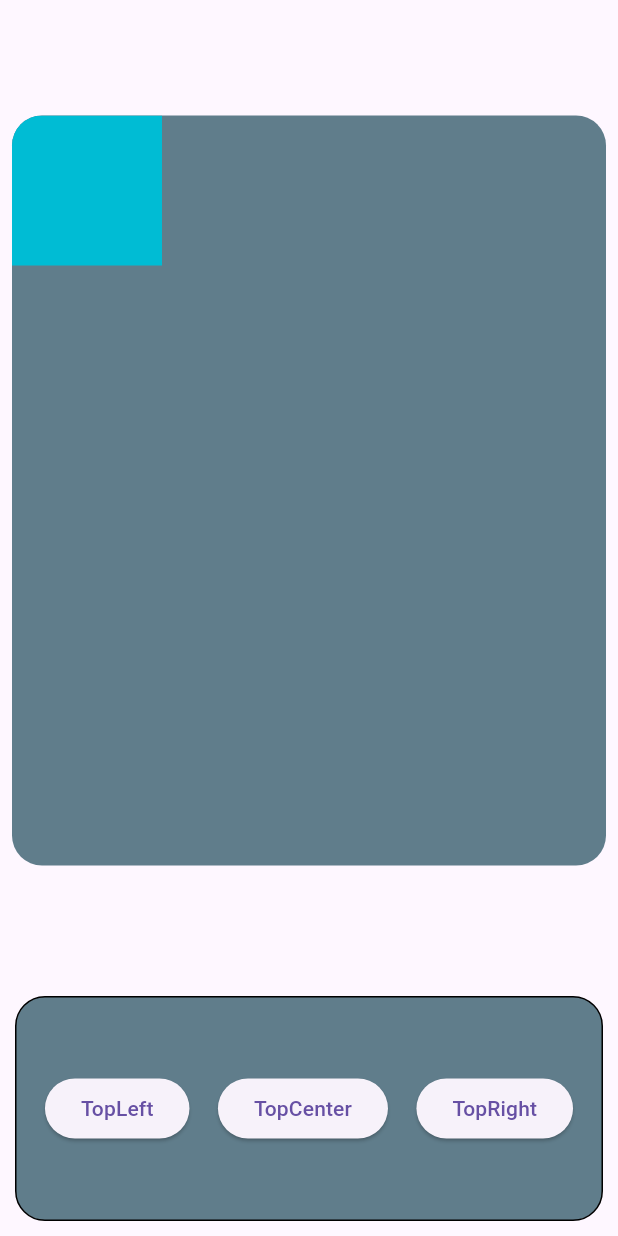
After one commit to Dev-Muhammad-Junaid/flutter_archive, a Flutter app: the screen it shows after launch, after a tap on "Animated Align", on a phone screen of 412 x 824 dp. The commit adds this screen. Run offline on Flutter 3.47's test engine with Material 3 defaults, Android fonts, the phone set to English and light mode, and no system bars.

Commit message:
Day 29 : Added Animated Align Widget

```diff
--- /dev/null
+++ b/lib/dart-widgets/animatedAlign.dart
@@ -0,0 +1,94 @@
+import 'package:flutter/material.dart';
+
+class AnimatedAlignWidget extends StatefulWidget {
+  const AnimatedAlignWidget({Key? key}) : super(key: key);
+
+  @override
+  State<AnimatedAlignWidget> createState() => _AnimatedAlignWidgetState();
+}
+
+class _AnimatedAlignWidgetState extends State<AnimatedAlignWidget> {
+  bool animatePosition = false;
+  Alignment currentAlignment = Alignment.topLeft;
+  late Alignment resultAlignment;
+  @override
+  Widget build(BuildContext context) {
+    return Scaffold(
+      bottomNavigationBar: Padding(
+        padding: const EdgeInsets.all(10.0),
+        child: Container(
+          width: double.infinity,
+          height: 150,
+          decoration: BoxDecoration(
+            color: Colors.blueGrey,
+            border: Border.all(width: 1),
+            borderRadius: BorderRadius.circular(20),
+          ),
+          child: Row(
+            mainAxisAlignment: MainAxisAlignment.spaceEvenly,
+            children: [
+              Flexible(
+                child: ElevatedButton(
+                  onPressed: () {
+                    setState(() {
+                      animatePosition = true;
+                      resultAlignment = Alignment.topLeft;
+                    });
+                  },
+                  child: const Text("TopLeft"),
+                ),
+              ),
+              Flexible(
+                child: ElevatedButton(
+                  onPressed: () {
+                    setState(() {
+                      animatePosition = true;
+                      resultAlignment = Alignment.topCenter;
+                    });
+                  },
+                  child: const Text("TopCenter"),
+                ),
+              ),
+              Flexible(
+                child: ElevatedButton(
+                  onPressed: () {
+                    setState(() {
+                      animatePosition = true;
+                      resultAlignment = Alignment.topRight;
+                    });
+                  },
+                  child: const Text("TopRight"),
+                ),
+              ),
+              // same for other alignment
+            ],
+          ),
+        ),
+      ),
+      body: Center(
+        child: Padding(
+          padding: const EdgeInsets.all(8.0),
+          child: Container(
+            clipBehavior: Clip.antiAlias,
+            decoration: BoxDecoration(
+              color: Colors.blueGrey,
+              borderRadius:BorderRadius.circular(20),
+            ),
+            width: double.infinity,
+            height: 500,
+            child: AnimatedAlign(
+              alignment: animatePosition ? resultAlignment : currentAlignment,
+              duration: const Duration(seconds: 1),
+              curve: Curves.fastOutSlowIn,
+              child: Container(
+                color: Colors.cyan,
+                height: 100,
+                width: 100,
+              ),
+            ),
+          ),
+        ),
+      ),
+    );
+  }
+}
--- a/lib/dart-widgets/animatedButton.dart
+++ b/lib/dart-widgets/animatedButton.dart
@@ -122,7 +122,7 @@ class _AnimatedButtonState extends State<AnimatedButton>
       CurvedAnimation(
         parent: _controller,
         curve: Curves.easeIn,
-        reverseCurve: Curves.easeOut
+
       ),
     );
 
--- a/lib/main.dart
+++ b/lib/main.dart
@@ -1,4 +1,5 @@
 import 'package:flutter/material.dart';
+import 'package:flutter_archive/dart-widgets/animatedAlign.dart';
 import 'package:flutter_archive/dart-widgets/animatedButton.dart';
 
 void main() {
@@ -20,7 +21,17 @@ class Home extends StatelessWidget {
               mainAxisAlignment: MainAxisAlignment.start,
               crossAxisAlignment: CrossAxisAlignment.stretch,
               children: [
-                Padding(padding: const EdgeInsets.all(10.0),),
+                Padding(
+                  padding: const EdgeInsets.all(10.0),
+                ),
+                Builder(
+                  builder: (context){
+                  return ElevatedButton(
+                      onPressed: () => Navigator.push(context,
+                        MaterialPageRoute(builder: (context) => const AnimatedAlignWidget())
+                      ),
+                      child: Text("Animated Align"),
+                );}),
                 AnimatedButton(
                     text: "Hello",
                     gradientStyle: "Trident",
@@ -44,7 +55,9 @@ class Home extends StatelessWidget {
                       color: Colors.white,
                       fontWeight: FontWeight.bold,
                     )),
-                Padding(padding: const EdgeInsets.all(10.0),),
+                Padding(
+                  padding: const EdgeInsets.all(10.0),
+                ),
                 AnimatedButton(
                     text: "World",
                     gradientStyle: "PastelDreams",
@@ -68,7 +81,9 @@ class Home extends StatelessWidget {
                       color: Colors.white,
                       fontWeight: FontWeight.bold,
                     )),
-                Padding(padding: const EdgeInsets.all(10.0),),
+                Padding(
+                  padding: const EdgeInsets.all(10.0),
+                ),
                 AnimatedButton(
                     text: "Junaid",
                     gradientStyle: "MysticalTwilight",
@@ -91,7 +106,8 @@ class Home extends StatelessWidget {
                       fontSize: 20,
                       color: Colors.white,
                       fontWeight: FontWeight.bold,
-                    )), Padding(
+                    )),
+                Padding(
                   padding: const EdgeInsets.all(10.0),
                 ),
                 AnimatedButton(
```
